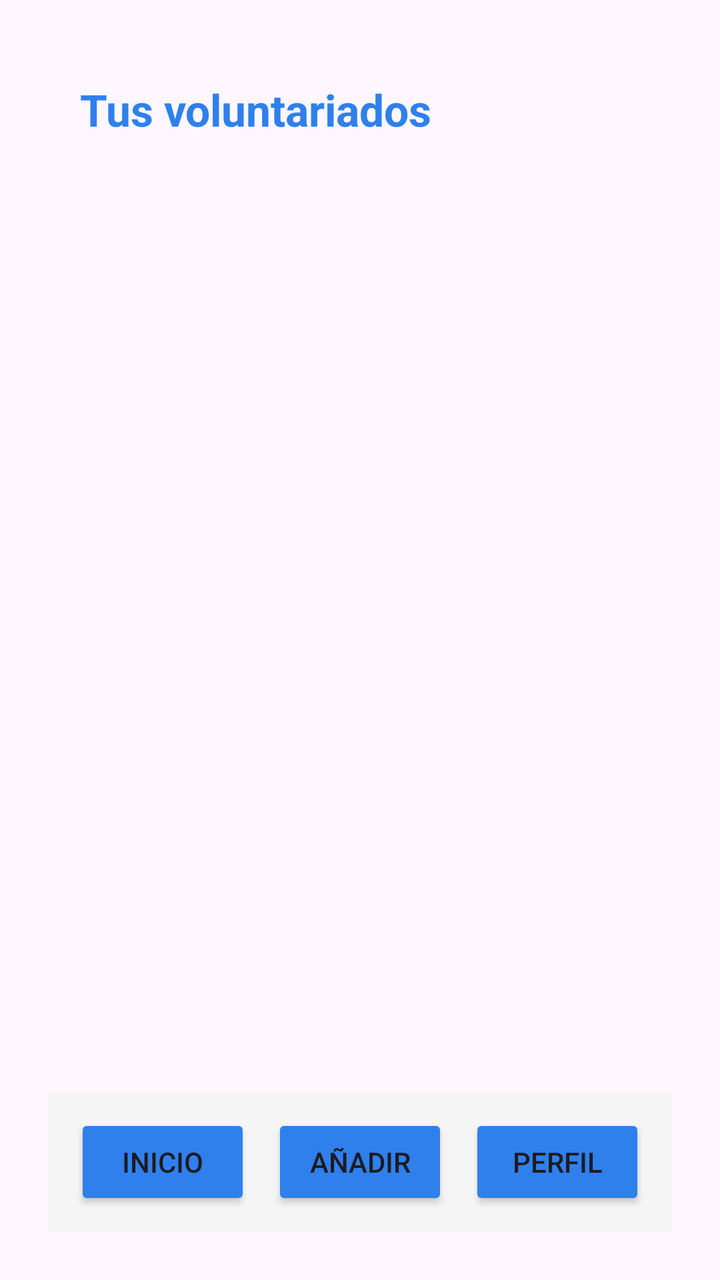
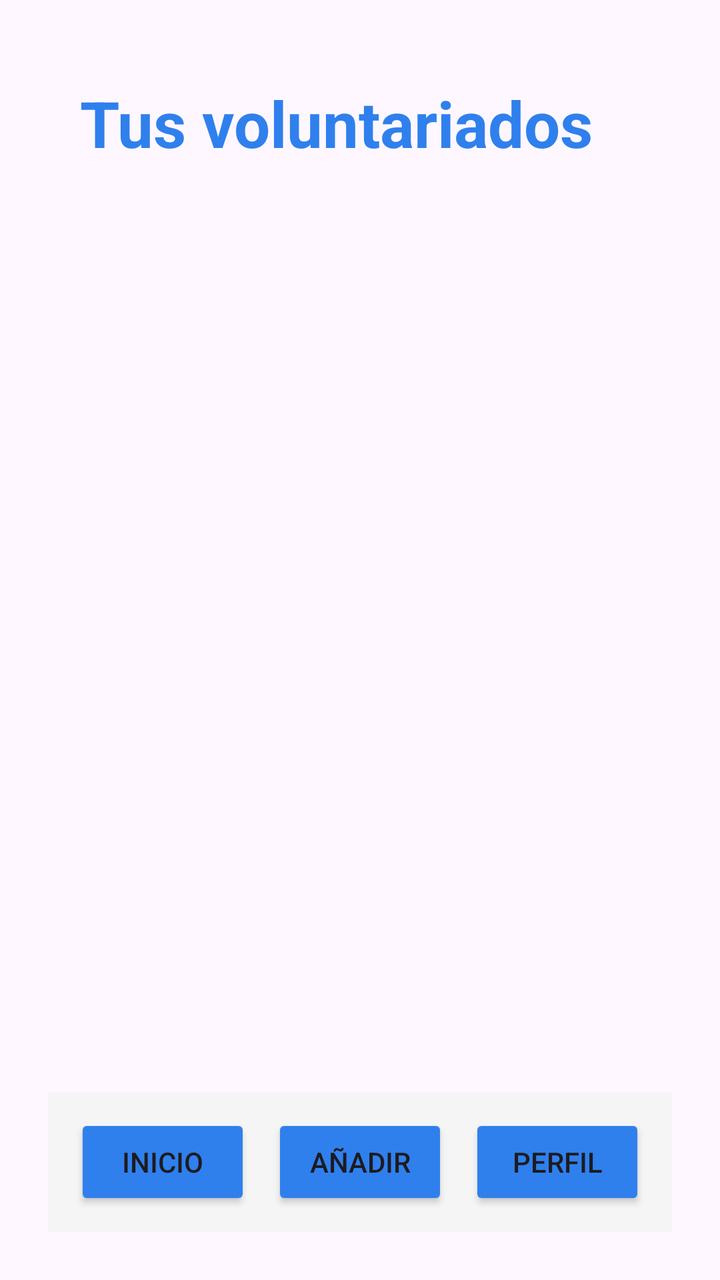

Screens rendered from an Android XML layout before and after an edit, with the pre-edit source and the edit as a unified diff.
<!-- AndroidManifest.xml: application theme Theme.Conecta_Voluntariado_TFG -->
<!-- res/layout/activity_entity_home.xml -->
<?xml version="1.0" encoding="utf-8"?>
<androidx.constraintlayout.widget.ConstraintLayout xmlns:android="http://schemas.android.com/apk/res/android"
    xmlns:app="http://schemas.android.com/apk/res-auto"
    xmlns:tools="http://schemas.android.com/tools"
    android:id="@+id/main"
    android:layout_width="match_parent"
    android:layout_height="match_parent"
    android:padding="24dp"
    tools:context="com.conecta_voluntariado_tfg.EntityHomeActivity">

    <TextView
        android:layout_width="0dp"
        android:layout_height="wrap_content"
        android:id="@+id/tvTitle"
        android:padding="16dp"
        android:text="Tus voluntariados"
        android:textAlignment="center"
        android:textColor="@color/brand_blue"
        android:textSize="22sp"
        android:textStyle="bold"
        app:layout_constraintTop_toTopOf="parent"
        app:layout_constraintStart_toStartOf="parent"
        app:layout_constraintEnd_toEndOf="parent" />

    <androidx.recyclerview.widget.RecyclerView
        android:layout_width="0dp"
        android:layout_height="0dp"
        android:id="@+id/rvVolunteerings"
        android:padding="8dp"
        app:layout_constraintTop_toBottomOf="@id/tvTitle"
        app:layout_constraintBottom_toTopOf="@id/bottomBar"
        app:layout_constraintStart_toStartOf="parent"
        app:layout_constraintEnd_toEndOf="parent" />

    <TextView
        android:layout_width="0dp"
        android:layout_height="wrap_content"
        android:id="@+id/tvEmpty"
        android:padding="16dp"
        android:text="Aún no tienes voluntariados publicados."
        android:textColor="@color/black"
        android:textSize="16sp"
        android:visibility="gone"
        android:textAlignment="center"
        app:layout_constraintTop_toTopOf="@id/rvVolunteerings"
        app:layout_constraintBottom_toBottomOf="@id/rvVolunteerings"
        app:layout_constraintStart_toStartOf="parent"
        app:layout_constraintEnd_toEndOf="parent" />

    <LinearLayout
        android:layout_width="0dp"
        android:layout_height="70dp"
        android:id="@+id/bottomBar"
        android:background="#F5F5F5"
        android:orientation="horizontal"
        android:padding="8dp"
        android:weightSum="3"
        app:layout_constraintBottom_toBottomOf="parent"
        app:layout_constraintStart_toStartOf="parent"
        app:layout_constraintEnd_toEndOf="parent">

        <LinearLayout
            android:layout_width="0dp"
            android:layout_height="match_parent"
            android:layout_weight="1"
            android:gravity="center"
            android:orientation="vertical">

            <Button
                android:layout_width="wrap_content"
                android:layout_height="wrap_content"
                android:id="@+id/btnHome"
                android:text="Inicio"
                android:backgroundTint="@color/brand_blue" />
        </LinearLayout>

        <LinearLayout
            android:layout_width="0dp"
            android:layout_height="match_parent"
            android:layout_weight="1"
            android:gravity="center"
            android:orientation="vertical">

            <Button
                android:layout_width="wrap_content"
                android:layout_height="wrap_content"
                android:id="@+id/btnAdd"
                android:text="Añadir"
                android:backgroundTint="@color/brand_blue" />
        </LinearLayout>

        <LinearLayout
            android:layout_width="0dp"
            android:layout_height="match_parent"
            android:layout_weight="1"
            android:gravity="center"
            android:orientation="vertical">

            <Button
                android:layout_width="wrap_content"
                android:layout_height="wrap_content"
                android:id="@+id/btnProfile"
                android:text="Perfil"
                android:backgroundTint="@color/brand_blue" />
        </LinearLayout>

    </LinearLayout>

</androidx.constraintlayout.widget.ConstraintLayout>
<!-- resources referenced by this layout -->
<resources>
  <color name="black">#FF000000</color>
  <color name="brand_blue">#2F80ED</color>
  <style name="Theme.Conecta_Voluntariado_TFG" parent="Base.Theme.Conecta_Voluntariado_TFG" />
  <style name="Base.Theme.Conecta_Voluntariado_TFG" parent="Theme.Material3.DayNight.NoActionBar">
          
          
      </style>
</resources>

<!-- the commit's change to res/layout/activity_entity_home.xml (unified diff, before → after) -->
@@ -16,7 +16,7 @@
         android:text="Tus voluntariados"
         android:textAlignment="center"
         android:textColor="@color/brand_blue"
-        android:textSize="22sp"
+        android:textSize="32sp"
         android:textStyle="bold"
         app:layout_constraintTop_toTopOf="parent"
         app:layout_constraintStart_toStartOf="parent"
